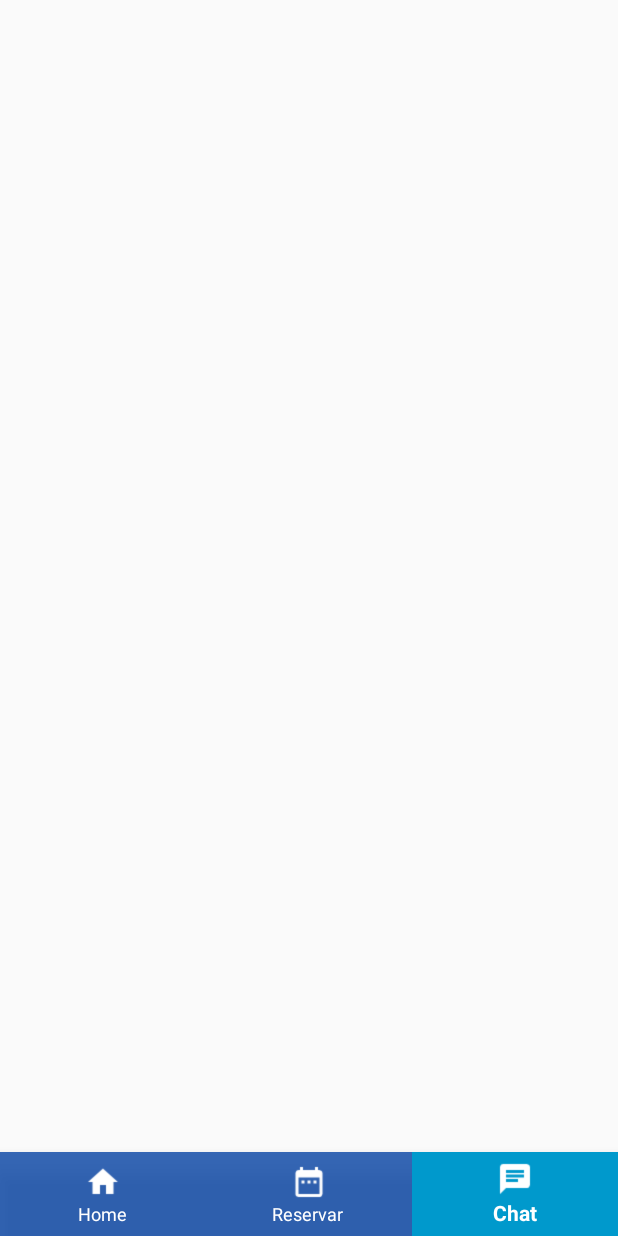
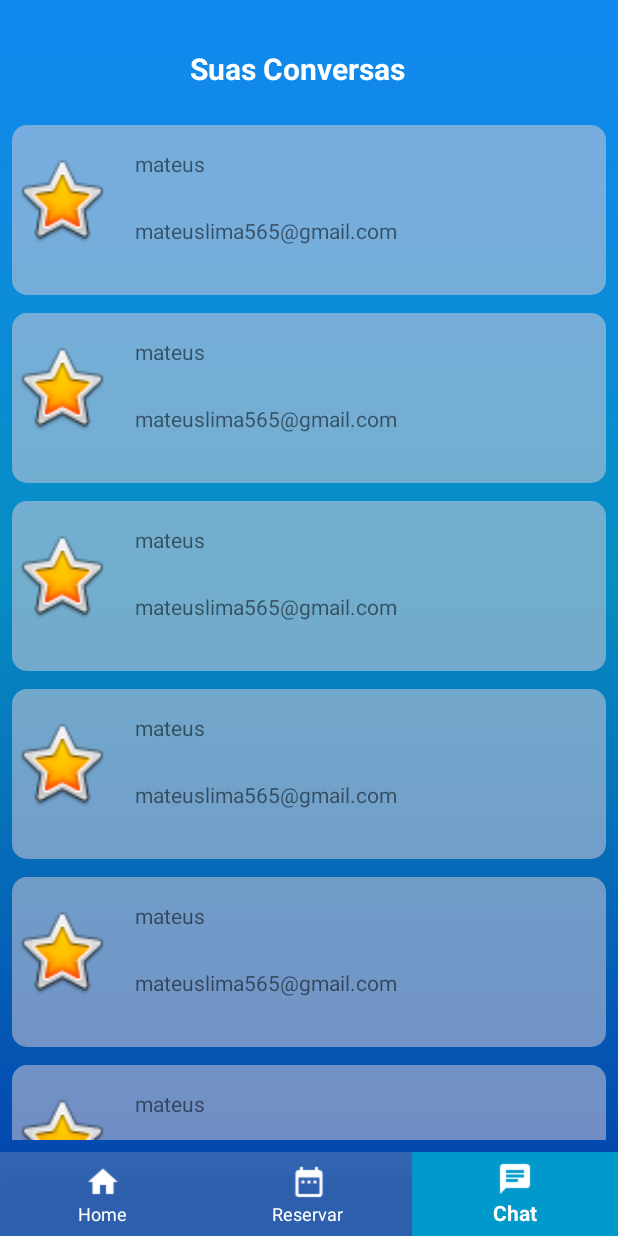
Before and after one commit to LordRadamanthys/agendamentos, an Android app: the DefaultActivity screen opened directly, with no data from a screen before it, item 3 of the bottom bar chosen, on a phone screen of 412 x 824 dp. Run offline under Robolectric (Android 15) with nearby library versions, the light colour scheme and no system bars.

Commit message:
ajustes no login, lista de conversas e retorno de erro da api

```diff
--- a/mulheresAG/app/src/main/java/com/example/mulheresag/ConversationsFragment.kt
+++ b/mulheresAG/app/src/main/java/com/example/mulheresag/ListUsersChatFragment.kt
@@ -1,38 +1,42 @@
 package com.example.mulheresag
 
-import android.R
+import android.content.Intent
 import android.os.Bundle
+import android.util.Log
+import androidx.fragment.app.Fragment
 import android.view.LayoutInflater
 import android.view.View
 import android.view.ViewGroup
-import android.widget.AdapterView.OnItemClickListener
-import androidx.fragment.app.Fragment
 import androidx.recyclerview.widget.RecyclerView
 import com.example.mulheresag.data.remote.model.UserModel
-import kotlinx.android.synthetic.main.fragment_lis_conversations.view.*
-
+import kotlinx.android.synthetic.main.fragment_list_users_chat.view.*
 
 /**
  * A simple [Fragment] subclass.
  */
-class ConversationsFragment : Fragment() {
+class ListUsersChatFragment : Fragment() {
     lateinit var inflate: View
-    lateinit var recyclerViewConversations: RecyclerView
     lateinit var listReservation: MutableList<UserModel>
+    lateinit var recycleListUsersChat: RecyclerView
+    lateinit var adapter: adapterConversations
     override fun onCreateView(
         inflater: LayoutInflater, container: ViewGroup?,
         savedInstanceState: Bundle?
     ): View? {
-        inflate = inflater.inflate(R.layout.fragment_lis_conversations, container, false)
-listReservation = arrayListOf()
+
+        // Inflate the layout for this fragment
+        inflate = inflater.inflate(R.layout.fragment_list_users_chat, container, false)
+        listReservation = arrayListOf()
         loadLits()
+        adapter = adapterConversations(listReservation)
+        recycleListUsersChat = inflate.recycleListUsersChat
+        recycleListUsersChat.adapter = adapter
 
-        recyclerViewConversations = inflate.recycleConversation
-        recyclerViewConversations.adapter = adapterConversations(listReservation)
+        adapter.onItemClick = { user ->
+            var intent = Intent(context,ChatActivity().javaClass)
+            startActivity(intent)
+        }
 
-
-
-        recyclerViewConversations.addOnItemTouchListener()
         return inflate
     }
 
--- a/mulheresAG/app/src/main/java/com/example/mulheresag/adapterConversations.kt
+++ b/mulheresAG/app/src/main/java/com/example/mulheresag/adapterConversations.kt
@@ -5,27 +5,35 @@ import android.view.View
 import android.view.ViewGroup
 import androidx.recyclerview.widget.RecyclerView
 import com.example.mulheresag.data.remote.model.UserModel
-import kotlinx.android.synthetic.main.fragment_lis_conversations.view.*
 import kotlinx.android.synthetic.main.list_adapter_conversations.view.*
-import kotlinx.android.synthetic.main.list_adapter_home.view.*
 
-class adapterConversations(listReservation: MutableList<UserModel>):
+class adapterConversations(listReservation: MutableList<UserModel>) :
     RecyclerView.Adapter<adapterConversations.MyViewHolder>() {
+    var onItemClick:((UserModel)->Unit)?=null
     private var listReservation = listReservation
 
-    class MyViewHolder(itemView: View) : RecyclerView.ViewHolder(itemView) {
+    inner class MyViewHolder(itemView: View) : RecyclerView.ViewHolder(itemView) {
         var nome = itemView.textViewNomeConversation
         val description = itemView.textViewDescriptionConversation
+
+        init{
+            itemView.setOnClickListener{
+                onItemClick?.invoke(listReservation.get(adapterPosition))
+            }
+        }
+
 
     }
 
     override fun onCreateViewHolder(parent: ViewGroup, viewType: Int): MyViewHolder {
-        var itemList = LayoutInflater.from(parent.context).inflate(R.layout.list_adapter_conversations,parent,false)
+
+        var itemList = LayoutInflater.from(parent.context)
+            .inflate(R.layout.list_adapter_conversations, parent, false)
         return MyViewHolder(itemList)
     }
 
     override fun getItemCount(): Int {
-        return  listReservation.size
+        return listReservation.size
     }
 
     override fun onBindViewHolder(holder: MyViewHolder, position: Int) {
--- /dev/null
+++ b/mulheresAG/app/src/main/java/com/example/mulheresag/data/remote/model/ErrorModel.kt
@@ -0,0 +1,6 @@
+package com.example.mulheresag.data.remote.model
+
+class ErrorModel {
+
+    var message = ""
+}
--- a/mulheresAG/app/src/main/java/com/example/mulheresag/data/remote/model/UserModel.kt
+++ b/mulheresAG/app/src/main/java/com/example/mulheresag/data/remote/model/UserModel.kt
@@ -11,6 +11,7 @@ class UserModel {
     lateinit var token:String
     @SerializedName("device")
     lateinit var tokenDevice:String
+//    lateinit var error:ErrorModel
 
 
 }
--- a/mulheresAG/app/src/main/java/com/example/mulheresag/infra/App.kt
+++ b/mulheresAG/app/src/main/java/com/example/mulheresag/infra/App.kt
@@ -7,7 +7,7 @@ class App : Application() {
     companion object {
         lateinit var instance: App
         lateinit var tokenFirebase: String
-         var userToken: String = "Bearer eyJhbGciOiJIUzI1NiIsInR5cCI6IkpXVCJ9.eyJpZCI6MSwiaWF0IjoxNTg3NTI1MTc3LCJleHAiOjE1ODc2MTE1Nzd9.m8fC_5jqCKThy-7eXPmTeHVDPzNkB6g-gyB-t4DqtCI"
+         var userToken: String = "Bearer eyJhbGciOiJIUzI1NiIsInR5cCI6IkpXVCJ9.eyJpZCI6MSwiaWF0IjoxNTg4OTkzNTQ3LCJleHAiOjE1ODkwNzk5NDd9.mR5wLU_SAuCydWS2w754SiuTJxrbfhQrb3JT_M9lIyc"
          var restClient=RestClient.restClient.getInstance()
     }
 
--- a/mulheresAG/app/src/main/java/com/example/mulheresag/view/DefaultActivity.kt
+++ b/mulheresAG/app/src/main/java/com/example/mulheresag/view/DefaultActivity.kt
@@ -1,11 +1,9 @@
 package com.example.mulheresag.view
 
 import android.os.Bundle
-import android.view.Window
-import android.view.WindowManager
 import androidx.appcompat.app.AppCompatActivity
 import androidx.fragment.app.Fragment
-import com.example.mulheresag.ConversationsFragment
+import com.example.mulheresag.ListUsersChatFragment
 import com.example.mulheresag.R
 import com.example.mulheresag.view.agendamento.AgendamentosFragment
 import com.example.mulheresag.view.homePage.HomeFragment
@@ -36,7 +34,7 @@ class DefaultActivity : AppCompatActivity() {
                     return@OnNavigationItemSelectedListener true
                 }
                 R.id.navigation_chat -> {
-                    openFragment(ConversationsFragment())
+                    openFragment(ListUsersChatFragment())
 //                    Toast.makeText(baseContext, "token", Toast.LENGTH_SHORT).show()
                     return@OnNavigationItemSelectedListener true
                 }
--- a/mulheresAG/app/src/main/res/layout/activity_main.xml
+++ b/mulheresAG/app/src/main/res/layout/activity_main.xml
@@ -36,6 +36,7 @@
             android:layout_marginTop="100dp"
             android:layout_marginEnd="32dp"
             android:ems="10"
+            android:text="mateuslima565@gmail.com"
             android:hint="Digite seu E-mail"
             android:inputType="textPersonName"
             android:textColor="#fff"
@@ -51,6 +52,7 @@
             android:layout_height="wrap_content"
             android:layout_marginTop="50dp"
             android:ems="10"
+            android:text="123"
             android:hint="Digite sua senha"
             android:inputType="textPassword"
             android:textColor="#fff"
--- a/mulheresAG/app/src/main/res/layout/fragment_lis_conversations.xml
+++ b/mulheresAG/app/src/main/res/layout/fragment_list_users_chat.xml
@@ -1,13 +1,14 @@
+<?xml version="1.0" encoding="utf-8"?>
 <androidx.constraintlayout.widget.ConstraintLayout xmlns:android="http://schemas.android.com/apk/res/android"
+    xmlns:tools="http://schemas.android.com/tools"
     xmlns:app="http://schemas.android.com/apk/res-auto"
-    xmlns:tools="http://schemas.android.com/tools"
     android:layout_width="match_parent"
     android:layout_height="match_parent"
     android:background="@drawable/background_color_home"
-    tools:context=".view.homePage.HomeFragment">
+    tools:context=".ListUsersChatFragment">
 
     <TextView
-        android:id="@+id/textView_tituloConversation"
+        android:id="@+id/textView_tituloListUsersChat"
         android:layout_width="0dp"
         android:layout_height="wrap_content"
         android:layout_marginStart="16dp"
@@ -24,7 +25,7 @@
         app:layout_constraintTop_toTopOf="parent" />
 
     <androidx.recyclerview.widget.RecyclerView
-        android:id="@+id/recycleConversation"
+        android:id="@+id/recycleListUsersChat"
         android:layout_width="0dp"
         android:layout_height="0dp"
         android:layout_marginStart="8dp"
@@ -36,7 +37,6 @@
         app:layout_constraintStart_toStartOf="parent"
         tools:listitem="@layout/list_adapter_conversations"
         app:layoutManager="androidx.recyclerview.widget.LinearLayoutManager"
-        app:layout_constraintTop_toBottomOf="@+id/textView_tituloConversation" />
-
+        app:layout_constraintTop_toBottomOf="@+id/textView_tituloListUsersChat" />
 
 </androidx.constraintlayout.widget.ConstraintLayout>
```
Also changed, not shown: mulheresAG/app/src/main/java/com/example/mulheresag/data/repository/UserRepository.kt (+13 -2 lines), mulheresAG/app/src/main/java/com/example/mulheresag/infra/Utils.kt (added, +7 -0 lines), mulheresAG/app/src/main/java/com/example/mulheresag/view/login/LoginActivity.kt (+8 -22 lines).
